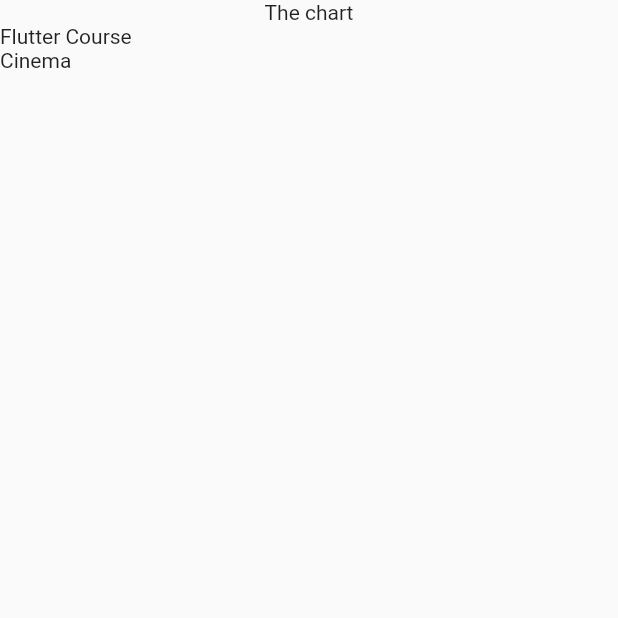
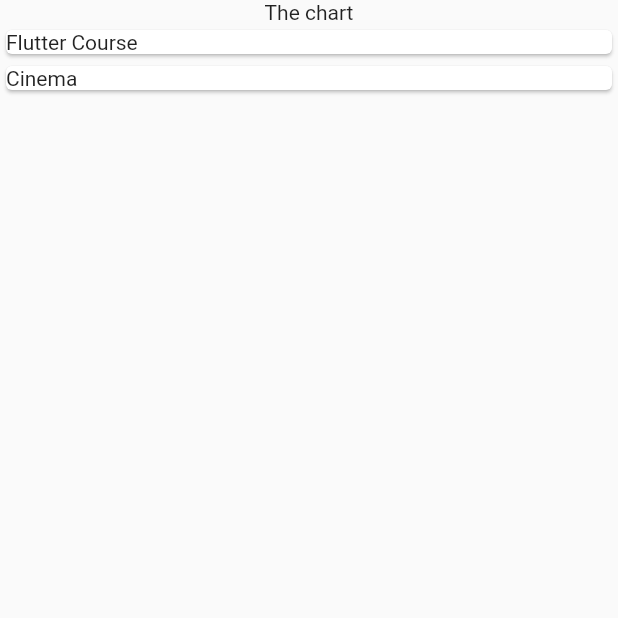
Before and after one commit to bima-taruna/expense_project, a Flutter app: the screen it shows after launch, on a phone screen of 412 x 824 dp, the top half of it. Run offline on Flutter 3.47's test engine with Material 2 defaults, Android fonts, the light colour scheme and no system bars.

Commit message:
implement expense item in expense list

```diff
--- a/lib/widgets/expenses_list/expense_list.dart
+++ b/lib/widgets/expenses_list/expense_list.dart
@@ -1,4 +1,5 @@
 import 'package:expense_project/models/expense_model.dart';
+import 'package:expense_project/widgets/expenses_list/expense_item.dart';
 import 'package:flutter/material.dart';
 
 class ExpensesList extends StatelessWidget {
@@ -11,7 +12,9 @@ class ExpensesList extends StatelessWidget {
     return ListView.builder(
         itemCount: expensesList.length,
         itemBuilder: (ctx, index) {
-          return Text(expensesList[index].title);
+          return ExpenseItem(
+            expense: expensesList[index],
+          );
         });
   }
 }
```
